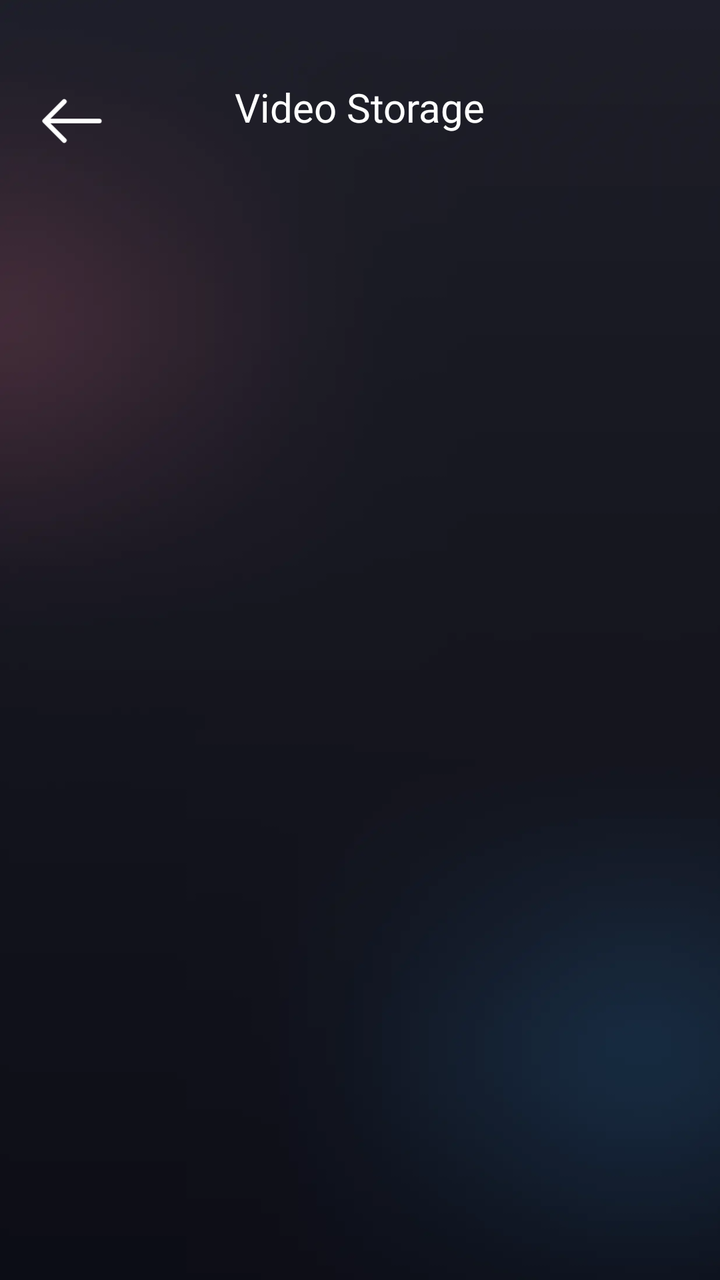
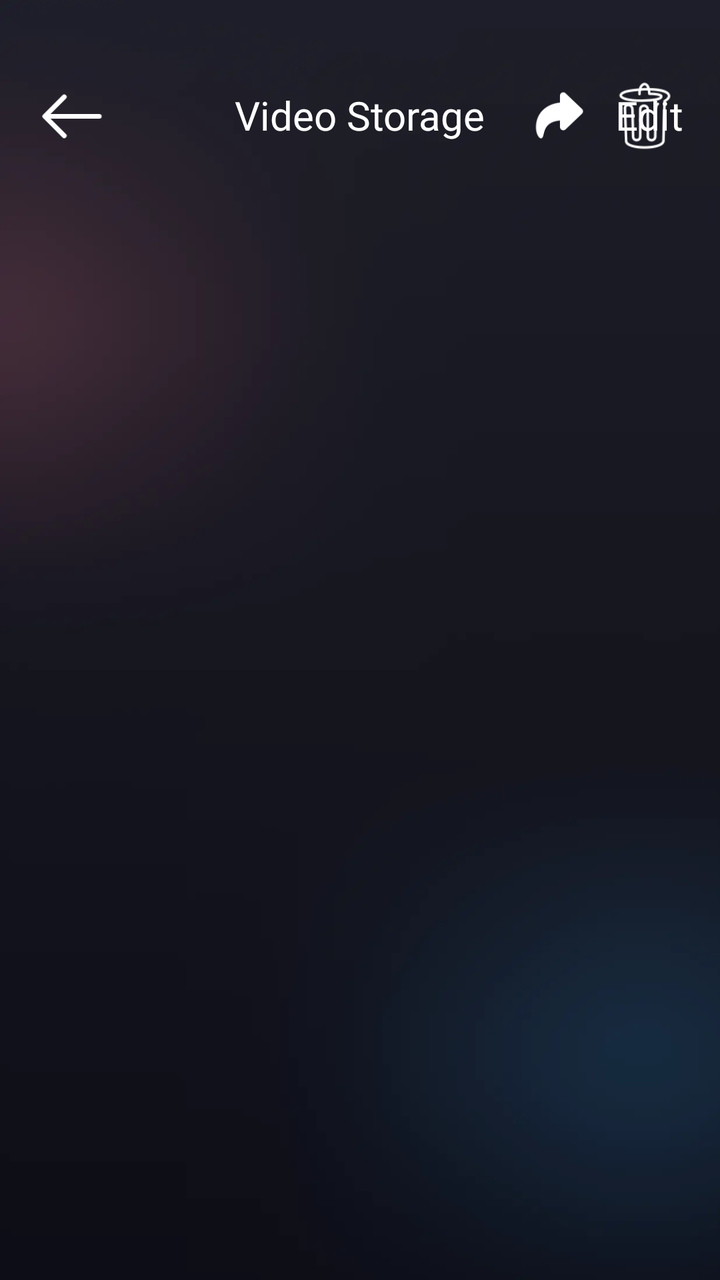

Screens rendered from an Android XML layout before and after an edit, with the pre-edit source and the edit as a unified diff.
<!-- AndroidManifest.xml: application theme Theme.BaseProject -->
<!-- res/layout/fragment_video_list.xml -->
<?xml version="1.0" encoding="utf-8"?>
<androidx.constraintlayout.widget.ConstraintLayout xmlns:android="http://schemas.android.com/apk/res/android"
    xmlns:app="http://schemas.android.com/apk/res-auto"
    xmlns:tools="http://schemas.android.com/tools"
    android:layout_width="match_parent"
    android:layout_height="match_parent"
    android:background="@drawable/bg_main">

    <ImageView
        android:id="@+id/ivBack"
        android:layout_width="40dp"
        android:layout_height="40dp"
        android:layout_marginStart="16dp"
        android:layout_marginTop="40dp"
        android:scaleX="-1"
        android:src="@drawable/ic_arrow_right"
        app:layout_constraintStart_toStartOf="parent"
        app:layout_constraintTop_toTopOf="parent"
        app:tint="@color/white" />

    <TextView
        android:layout_width="wrap_content"
        android:layout_height="wrap_content"
        android:text="Video Storage"
        android:textColor="@color/white"
        android:textSize="20sp"
        android:fontFamily="@font/inter_extra_bold"
        app:layout_constraintStart_toStartOf="parent"
        app:layout_constraintTop_toTopOf="@id/ivBack"
        app:layout_constraintEnd_toEndOf="parent"/>

    <ImageView
        android:id="@+id/ivVideoCheck"
        android:layout_width="48dp"
        android:layout_height="48dp"
        android:src="@drawable/ic_check"
        android:visibility="gone"
        app:layout_constraintTop_toTopOf="@id/ivBack"
        app:layout_constraintBottom_toBottomOf="@id/ivBack"
        app:layout_constraintEnd_toEndOf="parent"
        android:layout_marginEnd="10dp"
        app:tint="@color/white" />


    <androidx.recyclerview.widget.RecyclerView
        android:id="@+id/rcv_all_photo"
        android:layout_width="0dp"
        android:layout_height="0dp"
        android:layout_marginTop="20dp"
        android:background="@color/transparent"
        app:layout_constraintTop_toBottomOf="@id/ivBack"
        app:layout_constraintBottom_toBottomOf="parent"
        app:layout_constraintEnd_toEndOf="parent"
        app:layout_constraintStart_toStartOf="parent"
        tools:listitem="@layout/item_video_thumb" />




</androidx.constraintlayout.widget.ConstraintLayout>
<!-- res/layout/item_video_thumb.xml (included above) -->
<?xml version="1.0" encoding="utf-8"?>
<androidx.constraintlayout.widget.ConstraintLayout xmlns:android="http://schemas.android.com/apk/res/android"
    xmlns:app="http://schemas.android.com/apk/res-auto"
    android:layout_width="match_parent"
    android:layout_height="wrap_content"
    android:layout_margin="10sp"
    android:padding="2dp">

    <androidx.constraintlayout.utils.widget.ImageFilterView
        android:id="@+id/thumb_gallery"
        android:layout_width="0dp"
        android:layout_height="0dp"
        android:background="@color/transparent"
        android:scaleType="centerCrop"
        android:src="@color/black"
        app:layout_constraintDimensionRatio="1:1"
        app:layout_constraintEnd_toEndOf="parent"
        app:layout_constraintStart_toStartOf="parent"
        app:layout_constraintTop_toTopOf="parent"
        app:round="20dp" />

    <androidx.constraintlayout.utils.widget.ImageFilterView
        android:id="@+id/blackOverlay"
        android:layout_width="0dp"
        android:layout_height="0dp"
        android:src="@color/black_60"
        android:visibility="gone"
        app:layout_constraintBottom_toBottomOf="@id/thumb_gallery"
        app:layout_constraintEnd_toEndOf="@id/thumb_gallery"
        app:layout_constraintStart_toStartOf="@id/thumb_gallery"
        app:layout_constraintTop_toTopOf="@id/thumb_gallery"
        app:round="20dp" />

    <ImageView
        android:id="@+id/check"
        android:layout_width="20sp"
        android:layout_height="20sp"
        android:layout_margin="10sp"
        android:src="@drawable/ic_tick_blue_shadow"
        android:visibility="gone"
        app:layout_constraintEnd_toEndOf="@id/thumb_gallery"
        app:layout_constraintTop_toTopOf="@id/thumb_gallery" />


    <TextView
        android:id="@+id/tvTitle"
        android:layout_width="0dp"
        android:layout_height="wrap_content"
        android:layout_marginTop="5dp"
        android:gravity="center"
        android:textColor="@color/white"
        android:textSize="12sp"
        android:text="Date Title"
        app:layout_constraintTop_toBottomOf="@id/thumb_gallery"
        app:layout_constraintStart_toStartOf="parent"
        app:layout_constraintEnd_toEndOf="parent" />

</androidx.constraintlayout.widget.ConstraintLayout>
<!-- resources referenced by this layout -->
<resources>
  <color name="black">#FF000000</color>
  <color name="black_60">#60000000</color>
  <color name="transparent">#00000000</color>
  <color name="white">#FFFFFFFF</color>
  <!-- drawable bg_main: webp bitmap (drawable, 88712 bytes) -->
  <!-- drawable ic_arrow_right (drawable) -->
  <vector xmlns:android="http://schemas.android.com/apk/res/android"
      android:width="24dp"
      android:height="25dp"
      android:viewportWidth="24"
      android:viewportHeight="25">
    <path
        android:pathData="M14.43,6.74L20.5,12.81L14.43,18.88"
        android:strokeLineJoin="round"
        android:strokeWidth="1.5"
        android:fillColor="#00000000"
        android:strokeColor="#336FEF"
        android:strokeLineCap="round"/>
    <path
        android:pathData="M3.5,12.811H20.33"
        android:strokeLineJoin="round"
        android:strokeWidth="1.5"
        android:fillColor="#00000000"
        android:strokeColor="#336FEF"
        android:strokeLineCap="round"/>
  </vector>
  <!-- drawable ic_check: webp bitmap (drawable, 370 bytes) -->
  <!-- drawable ic_tick_blue_shadow: webp bitmap (drawable, 640 bytes) -->
  <style name="Theme.BaseProject" parent="Base.Theme.BaseProject" />
  <style name="Base.Theme.BaseProject" parent="Theme.MaterialComponents.Light.NoActionBar">
          
          <item name="colorPrimary">@color/purple_500</item>
          <item name="colorPrimaryVariant">@color/purple_700</item>
          <item name="colorOnPrimary">@color/white</item>
          
          <item name="colorSecondary">@color/teal_200</item>
          <item name="colorSecondaryVariant">@color/teal_700</item>
          <item name="colorOnSecondary">@color/black</item>
          
          <item name="android:statusBarColor">?attr/colorPrimaryVariant</item>
          
          
          <item name="android:colorControlHighlight">@color/ripple_color_main</item>
      </style>
  <color name="purple_500">#FF6200EE</color>
  <color name="purple_700">#FF3700B3</color>
  <color name="teal_200">#FF03DAC5</color>
  <color name="teal_700">#FF018786</color>
  <color name="ripple_color_main">#2DE14EFE</color>
</resources>

<!-- the commit's change to res/layout/fragment_video_list.xml (unified diff, before → after) -->
@@ -6,41 +6,91 @@
     android:layout_height="match_parent"
     android:background="@drawable/bg_main">
 
+    <TextView
+        android:id="@+id/tvTitle"
+        android:layout_width="wrap_content"
+        android:layout_height="wrap_content"
+        android:layout_marginTop="44dp"
+        android:fontFamily="@font/inter_extra_bold"
+        android:text="Video Storage"
+        android:textColor="@color/white"
+        android:textSize="20sp"
+        app:layout_constraintEnd_toEndOf="parent"
+        app:layout_constraintStart_toStartOf="parent"
+        app:layout_constraintTop_toTopOf="parent" />
+
     <ImageView
         android:id="@+id/ivBack"
         android:layout_width="40dp"
         android:layout_height="40dp"
         android:layout_marginStart="16dp"
-        android:layout_marginTop="40dp"
         android:scaleX="-1"
         android:src="@drawable/ic_arrow_right"
+        app:layout_constraintBottom_toBottomOf="@id/tvTitle"
         app:layout_constraintStart_toStartOf="parent"
-        app:layout_constraintTop_toTopOf="parent"
+        app:layout_constraintTop_toTopOf="@id/tvTitle"
         app:tint="@color/white" />
 
     <TextView
+        android:id="@+id/tvCancel"
         android:layout_width="wrap_content"
         android:layout_height="wrap_content"
-        android:text="Video Storage"
+        android:layout_marginStart="16dp"
+        android:fontFamily="@font/inter_medium"
+        android:text="Cancel"
         android:textColor="@color/white"
         android:textSize="20sp"
-        android:fontFamily="@font/inter_extra_bold"
+        android:visibility="gone"
+        app:layout_constraintBottom_toBottomOf="@id/tvTitle"
         app:layout_constraintStart_toStartOf="parent"
-        app:layout_constraintTop_toTopOf="@id/ivBack"
-        app:layout_constraintEnd_toEndOf="parent"/>
+        app:layout_constraintTop_toTopOf="@id/tvTitle" />
+
+    <TextView
+        android:id="@+id/tvEdit"
+        android:layout_width="wrap_content"
+        android:layout_height="wrap_content"
+        android:layout_marginEnd="18dp"
+        android:fontFamily="@font/inter_medium"
+        android:text="Edit"
+        android:textColor="@color/white"
+        android:textSize="20sp"
+        app:layout_constraintBottom_toBottomOf="@id/tvTitle"
+        app:layout_constraintEnd_toEndOf="parent"
+        app:layout_constraintTop_toTopOf="@id/tvTitle" />
 
     <ImageView
         android:id="@+id/ivVideoCheck"
         android:layout_width="48dp"
         android:layout_height="48dp"
+        android:layout_marginEnd="18dp"
         android:src="@drawable/ic_check"
         android:visibility="gone"
-        app:layout_constraintTop_toTopOf="@id/ivBack"
-        app:layout_constraintBottom_toBottomOf="@id/ivBack"
+        app:layout_constraintBottom_toBottomOf="@id/tvTitle"
         app:layout_constraintEnd_toEndOf="parent"
-        android:layout_marginEnd="10dp"
+        app:layout_constraintTop_toTopOf="@id/tvTitle"
         app:tint="@color/white" />
 
+    <ImageView
+        android:id="@+id/ivTrash"
+        android:layout_width="40dp"
+        android:layout_height="40dp"
+        android:layout_marginEnd="18dp"
+        android:src="@drawable/ic_trash"
+        app:layout_constraintBottom_toBottomOf="@id/tvTitle"
+        app:layout_constraintEnd_toEndOf="parent"
+        app:layout_constraintTop_toTopOf="@id/tvTitle"
+        app:tint="@color/white" />
+
+    <ImageView
+        android:id="@+id/ivShare"
+        android:layout_width="32dp"
+        android:layout_height="32dp"
+        android:layout_marginEnd="6dp"
+        android:src="@drawable/ic_share"
+        app:layout_constraintBottom_toBottomOf="@id/tvTitle"
+        app:layout_constraintEnd_toStartOf="@id/ivTrash"
+        app:layout_constraintTop_toTopOf="@id/tvTitle"
+        app:tint="@color/white" />
 
     <androidx.recyclerview.widget.RecyclerView
         android:id="@+id/rcv_all_photo"
@@ -48,14 +98,11 @@
         android:layout_height="0dp"
         android:layout_marginTop="20dp"
         android:background="@color/transparent"
-        app:layout_constraintTop_toBottomOf="@id/ivBack"
         app:layout_constraintBottom_toBottomOf="parent"
         app:layout_constraintEnd_toEndOf="parent"
         app:layout_constraintStart_toStartOf="parent"
+        app:layout_constraintTop_toBottomOf="@id/tvTitle"
         tools:listitem="@layout/item_video_thumb" />
-
-
-
 
 </androidx.constraintlayout.widget.ConstraintLayout>
 <!-- res/layout/item_video_thumb.xml (included above) -->
<!-- resource entries referenced after the edit -->
@@ -27,7 +27,9 @@
         android:strokeLineCap="round"/>
   </vector>
   <!-- drawable ic_check: webp bitmap (drawable, 370 bytes) -->
+  <!-- drawable ic_share: webp bitmap (drawable, 692 bytes) -->
   <!-- drawable ic_tick_blue_shadow: webp bitmap (drawable, 640 bytes) -->
+  <!-- drawable ic_trash: webp bitmap (drawable, 1750 bytes) -->
   <style name="Theme.BaseProject" parent="Base.Theme.BaseProject" />
   <style name="Base.Theme.BaseProject" parent="Theme.MaterialComponents.Light.NoActionBar">
           
